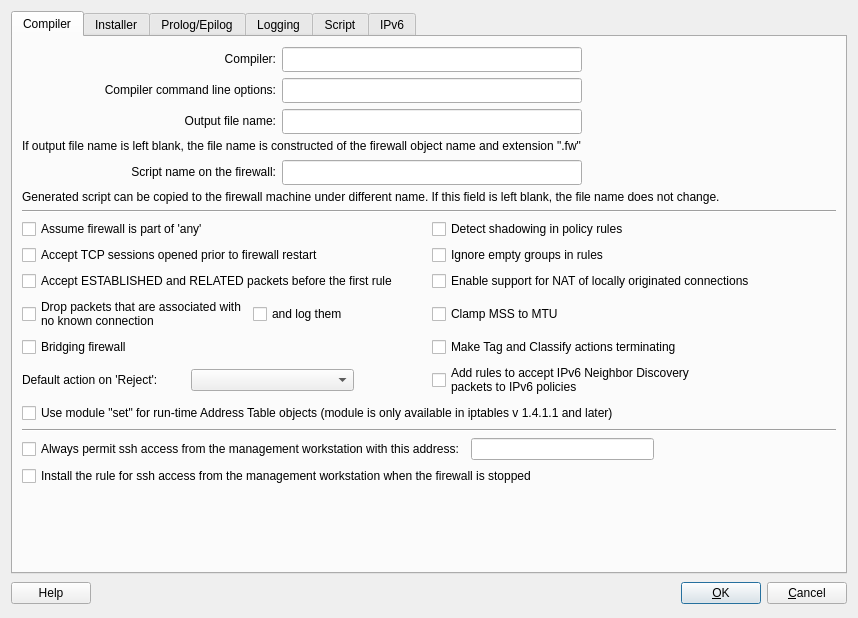
fwbuilder/fwbuilder, file src/gui/iptadvanceddialog_q.ui: the form before one commit.
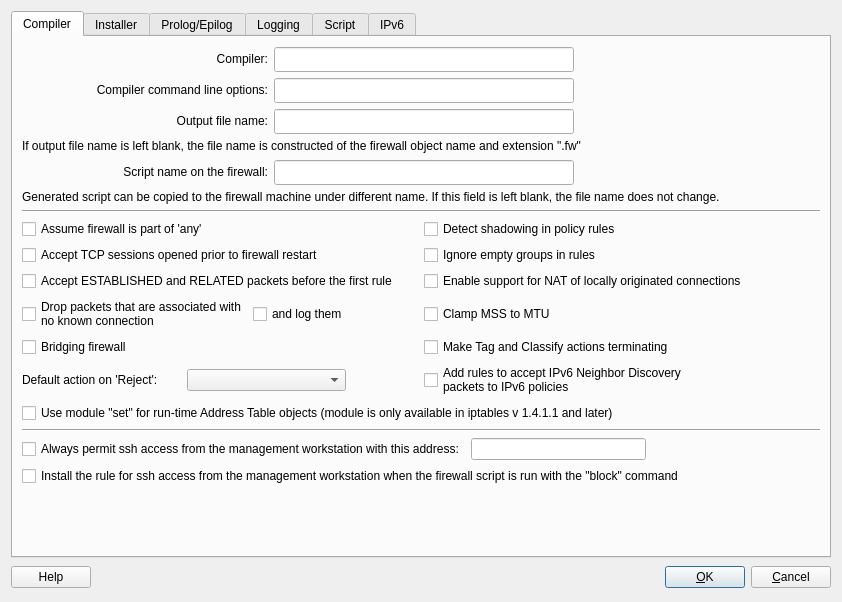
The form after the commit.

Commit message: fixed #1640 "default policy when the script is stopped should be       optional".

Diff of the .ui file:
```diff
--- a/src/gui/iptadvanceddialog_q.ui
+++ b/src/gui/iptadvanceddialog_q.ui
@@ -12,8 +12,8 @@
    <rect>
     <x>0</x>
     <y>0</y>
-    <width>858</width>
-    <height>618</height>
+    <width>842</width>
+    <height>602</height>
    </rect>
   </property>
   <property name="sizePolicy">
@@ -546,7 +546,7 @@
        <item row="9" column="0" colspan="2">
         <widget class="QCheckBox" name="add_mgmt_ssh_rule_when_stoped">
          <property name="text">
-          <string>Install the rule for ssh access from the management workstation when the firewall is stopped</string>
+          <string>Install the rule for ssh access from the management workstation when the firewall script is run with the &quot;block&quot; command</string>
          </property>
         </widget>
        </item>
```
The commit also changes 10 other files.
